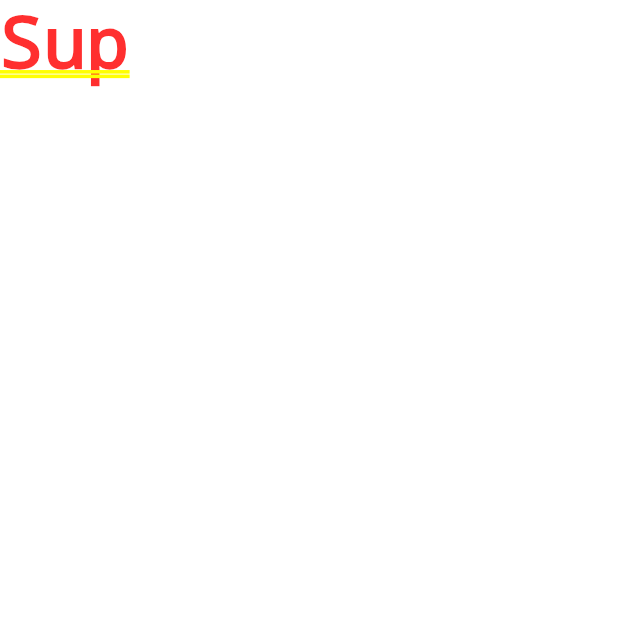
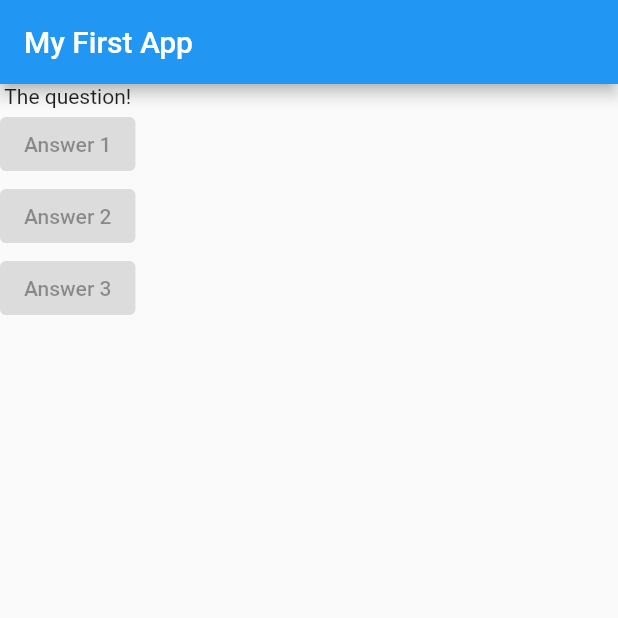
Before and after one commit to SeanPhilippi/first_app, a Flutter app: the screen it shows after launch, on a phone screen of 412 x 824 dp, the top half of it. Run offline on Flutter 3.47's test engine with Material 2 defaults, Android fonts, the phone set to English and light mode, and no system bars.

Commit message:
some buttons and an appbar

```diff
--- a/lib/main.dart
+++ b/lib/main.dart
@@ -5,6 +5,18 @@ void main() => runApp(MyApp());
 class MyApp extends StatelessWidget {
   @override // explicitly overriding StatelessWidget's built-in build method
   Widget build(BuildContext context) {
-    return MaterialApp(home: Text('Sup'),);
+    return MaterialApp(
+      home: Scaffold(
+        appBar: AppBar(
+          title: Text('My First App'),
+        ),
+        body: Column(children: [
+          Text('The question!'),
+          ElevatedButton(child: Text('Answer 1'), onPressed: null),
+          ElevatedButton(child: Text('Answer 2'), onPressed: null),
+          ElevatedButton(child: Text('Answer 3'), onPressed: null),
+        ]),
+      ),
+    );
   }
 }
```
